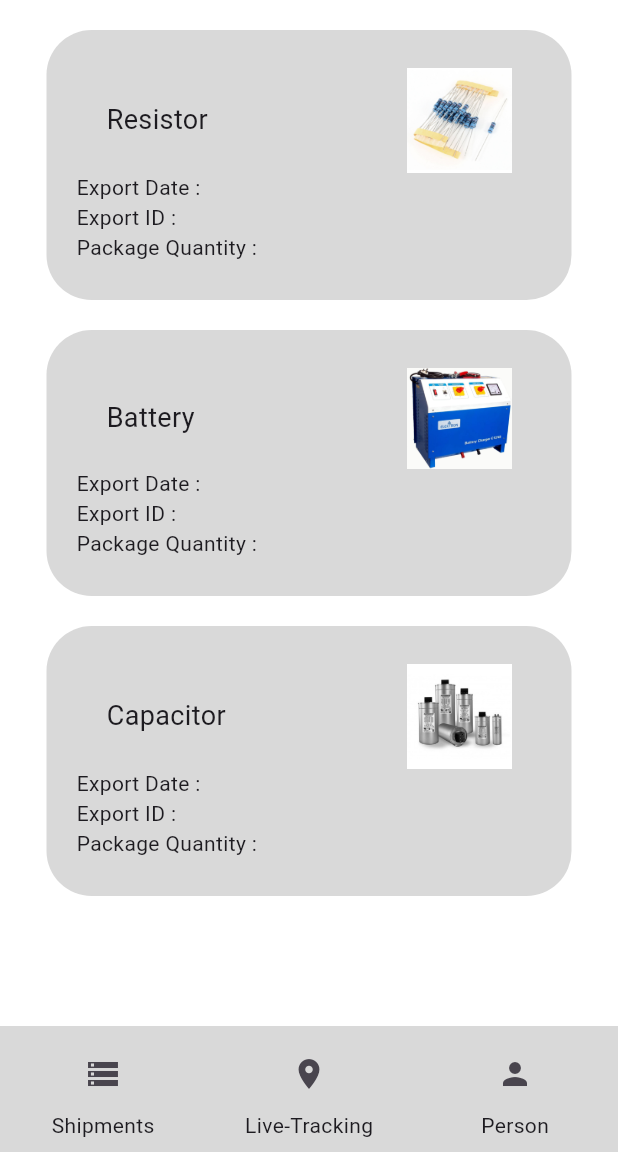
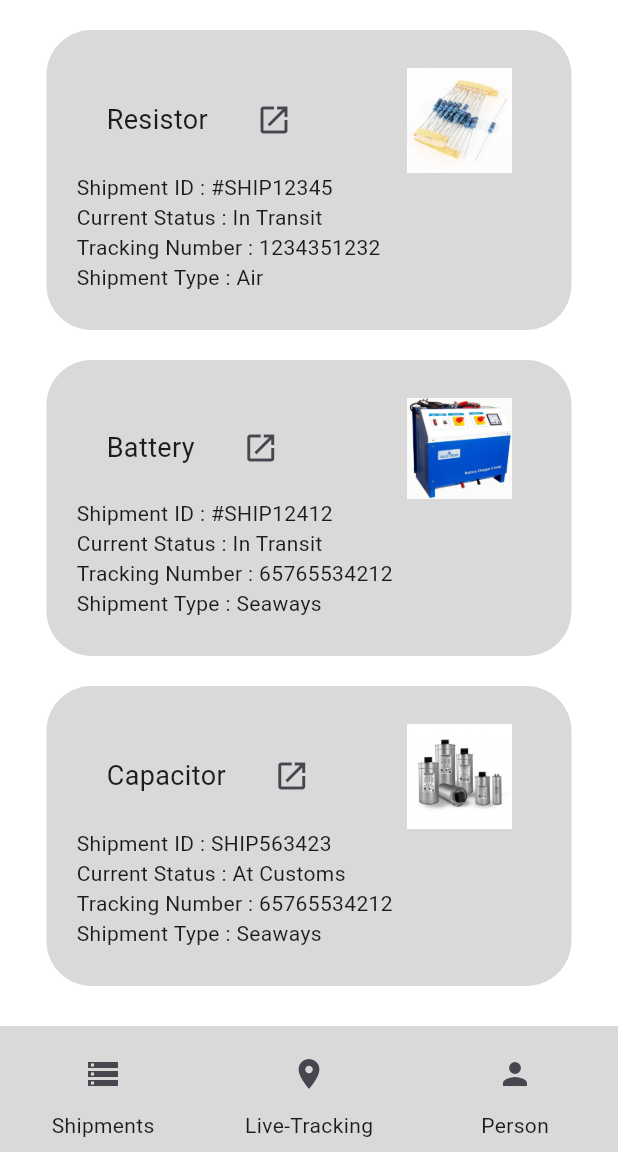
Before and after one commit to Santhosh-Paramasivam/agam-8.0, a Flutter app: the ImporterExporterHomeScreen screen opened directly, on a phone screen of 412 x 824 dp, the part 84-1236 px from its top. Run offline on Flutter 3.47's test engine with Material 3 defaults, Android fonts, the phone set to English and light mode, and no system bars; missing offline and left inert: webview_flutter_plus.

Commit message:
Shipment card and importer/exporter home page updated

```diff
--- a/lib/screens/importer_exporter_home_screen.dart
+++ b/lib/screens/importer_exporter_home_screen.dart
@@ -11,20 +11,54 @@ class ImporterExporterHomeScreen extends StatelessWidget {
   @override
   Widget build(BuildContext context) {
     return Scaffold(
-        backgroundColor: Colors.white,
-        appBar: const ShipmentSearchBar(),
-        body: Center(
-            child: Column(
-          mainAxisAlignment: MainAxisAlignment.start,
-          crossAxisAlignment: CrossAxisAlignment.center,
-          mainAxisSize: MainAxisSize.min,
-          children: [
-            const ShipmentCard(shipmentName: "Resistor", image: Image(image: AssetImage('assets/resistor.jpg'), width: 70,),),
-            const ShipmentCard(shipmentName: "Battery",image: Image(image: AssetImage('assets/battery.jpg'), width: 70),),
-            const ShipmentCard(shipmentName: "Capacitor",image: Image(image: AssetImage('assets/capacitor.jpg'), width: 70),),
-            const Spacer(),
-            PortflowNavigationBar()
-          ],
-        )));
+      backgroundColor: Colors.white,
+      appBar: const ShipmentSearchBar(),
+      body: Column(
+        children: [
+          Expanded(
+            child: SingleChildScrollView(
+              child: Column(
+                children: [
+                  ShipmentCard(
+                    onPressed: (){},
+                    shipmentName: "Resistor",
+                    shipmentId: "#SHIP12345",
+                    currentStatus: "In Transit",
+                    shipmentType: "Air",
+                    trackingNumber: "1234351232",
+                    image: Image(
+                      image: AssetImage('assets/resistor.jpg'),
+                      width: 70,
+                    ),
+                  ),
+                  ShipmentCard(
+                    onPressed: (){},
+                    shipmentId: "#SHIP12412",
+                    shipmentName: "Battery",
+                    currentStatus: "In Transit",
+                    shipmentType: "Seaways",
+                    trackingNumber: "65765534212",
+                    image: Image(
+                        image: AssetImage('assets/battery.jpg'), width: 70),
+                  ),
+                  ShipmentCard(
+                    onPressed: (){},
+                    shipmentName: "Capacitor",
+                    shipmentId: "SHIP563423",
+                    currentStatus: "At Customs",
+                    shipmentType: "Seaways",
+                    trackingNumber: "65765534212",
+                    image: Image(
+                        image: AssetImage('assets/capacitor.jpg'), width: 70),
+                  ),
+                  SizedBox(height: 20), // Add spacing before navbar
+                ],
+              ),
+            ),
+          ),
+          PortflowNavigationBar(),
+        ],
+      ),
+    );
   }
 }
--- a/lib/widgets/shipment_card.dart
+++ b/lib/widgets/shipment_card.dart
@@ -2,40 +2,57 @@ import 'package:flutter/material.dart';
 
 class ShipmentCard extends StatelessWidget {
   final String shipmentName;
+  final String shipmentId;
+  final String currentStatus;
+  final String trackingNumber;
+  final String shipmentType;
   final Image image;
+  final VoidCallback onPressed;
 
-  const ShipmentCard({super.key, required this.shipmentName, required this.image});
+  const ShipmentCard(
+      {super.key,
+      required this.shipmentName,
+      required this.image,
+      required this.shipmentId,
+      required this.currentStatus,
+      required this.trackingNumber,
+      required this.shipmentType,
+      required this.onPressed});
 
   @override
   Widget build(BuildContext context) {
     return Column(children: [
-      const SizedBox(height: 20,),
+      const SizedBox(
+        height: 20,
+      ),
       Container(
         width: 350,
         padding: const EdgeInsets.symmetric(vertical: 25, horizontal: 20),
         decoration:
             BoxDecoration(color: const Color(0xFFD9D9D9), borderRadius: BorderRadius.circular(30)),
-        child: Column(
-          crossAxisAlignment: CrossAxisAlignment.start,
-          children: [
+        child: Column(crossAxisAlignment: CrossAxisAlignment.start, children: [
           Row(children: [
             const SizedBox(
               width: 20,
             ),
-            Text(shipmentName, style: const TextStyle(fontSize: 18),),
+            Text(
+              shipmentName,
+              style: const TextStyle(fontSize: 18),
+            ),
+            const SizedBox(
+              width: 20,
+            ),
+            IconButton(onPressed: onPressed, icon: const Icon(Icons.open_in_new)),
             const Spacer(),
             image,
-            // Icon(
-            //   Icons.abc,
-            //   size: 50,
-            // ),
             const SizedBox(
               width: 20,
             ),
           ]),
-          const Text("Export Date : "),
-          const Text("Export ID : "),
-          const Text("Package Quantity : "),
+          Text("Shipment ID : $shipmentId"),
+          Text("Current Status : $currentStatus"),
+          Text("Tracking Number : $trackingNumber"),
+          Text("Shipment Type : $shipmentType"),
         ]),
       )
     ]);
```
